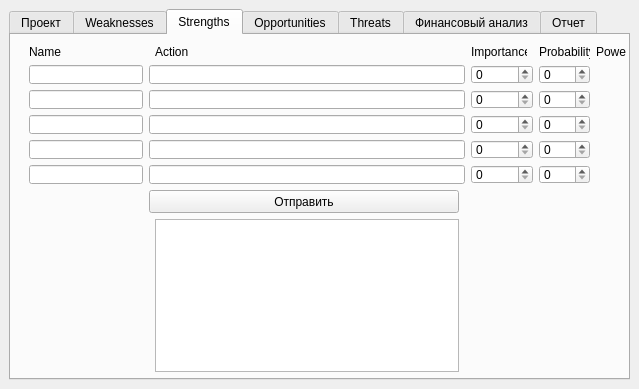
First picture: the form in interface/mainmenu.ui, repository dariaAlium/SWOT, before the edit.
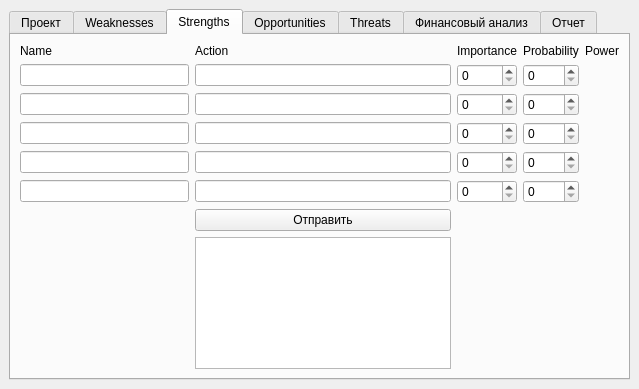
Second picture: the form after the edit. The open tabs and pages were chosen to show the change.

Commit message: Main menu

```diff
--- a/interface/mainmenu.ui
+++ b/interface/mainmenu.ui
@@ -229,372 +229,155 @@
        <attribute name="title">
         <string>Strengths</string>
        </attribute>
-       <widget class="QGraphicsView" name="graphicsView_2">
-        <property name="geometry">
-         <rect>
-          <x>144</x>
-          <y>184</y>
-          <width>304</width>
-          <height>153</height>
-         </rect>
-        </property>
-       </widget>
-       <widget class="QSpinBox" name="spinBox_11">
-        <property name="geometry">
-         <rect>
-          <x>528</x>
-          <y>80</y>
-          <width>51</width>
-          <height>19</height>
-         </rect>
-        </property>
-       </widget>
-       <widget class="QSpinBox" name="spinBox_12">
-        <property name="geometry">
-         <rect>
-          <x>528</x>
-          <y>130</y>
-          <width>51</width>
-          <height>19</height>
-         </rect>
-        </property>
-       </widget>
-       <widget class="QLabel" name="label_27">
-        <property name="geometry">
-         <rect>
-          <x>460</x>
-          <y>10</y>
-          <width>56</width>
-          <height>14</height>
-         </rect>
-        </property>
-        <property name="text">
-         <string>Importance</string>
-        </property>
-       </widget>
-       <widget class="QLineEdit" name="lineEdit_12">
-        <property name="geometry">
-         <rect>
-          <x>138</x>
-          <y>55</y>
-          <width>316</width>
-          <height>19</height>
-         </rect>
-        </property>
-       </widget>
-       <widget class="QLabel" name="label_28">
-        <property name="geometry">
-         <rect>
-          <x>585</x>
-          <y>30</y>
-          <width>30</width>
-          <height>19</height>
-         </rect>
-        </property>
-        <property name="text">
-         <string/>
-        </property>
-       </widget>
-       <widget class="QLineEdit" name="lineEdit_13">
-        <property name="geometry">
-         <rect>
-          <x>18</x>
-          <y>105</y>
-          <width>114</width>
-          <height>19</height>
-         </rect>
-        </property>
-       </widget>
-       <widget class="QSpinBox" name="spinBox_13">
-        <property name="geometry">
-         <rect>
-          <x>460</x>
-          <y>30</y>
-          <width>62</width>
-          <height>19</height>
-         </rect>
-        </property>
-       </widget>
-       <widget class="QSpinBox" name="spinBox_14">
-        <property name="geometry">
-         <rect>
-          <x>528</x>
-          <y>105</y>
-          <width>51</width>
-          <height>19</height>
-         </rect>
-        </property>
-       </widget>
-       <widget class="QLabel" name="label_29">
-        <property name="geometry">
-         <rect>
-          <x>18</x>
-          <y>10</y>
-          <width>54</width>
-          <height>14</height>
-         </rect>
-        </property>
-        <property name="text">
-         <string>Name</string>
-        </property>
-       </widget>
-       <widget class="QPushButton" name="pushButton_2">
-        <property name="geometry">
-         <rect>
-          <x>138</x>
-          <y>155</y>
-          <width>310</width>
-          <height>23</height>
-         </rect>
-        </property>
-        <property name="text">
-         <string>Отправить</string>
-        </property>
-       </widget>
-       <widget class="QSpinBox" name="spinBox_15">
-        <property name="geometry">
-         <rect>
-          <x>528</x>
-          <y>55</y>
-          <width>51</width>
-          <height>19</height>
-         </rect>
-        </property>
-       </widget>
-       <widget class="QLabel" name="label_30">
-        <property name="geometry">
-         <rect>
-          <x>585</x>
-          <y>10</y>
-          <width>30</width>
-          <height>14</height>
-         </rect>
-        </property>
-        <property name="text">
-         <string>Power</string>
-        </property>
-       </widget>
-       <widget class="QLabel" name="label_31">
-        <property name="geometry">
-         <rect>
-          <x>585</x>
-          <y>130</y>
-          <width>30</width>
-          <height>19</height>
-         </rect>
-        </property>
-        <property name="text">
-         <string/>
-        </property>
-       </widget>
-       <widget class="QLabel" name="label_32">
-        <property name="geometry">
-         <rect>
-          <x>144</x>
-          <y>10</y>
-          <width>304</width>
-          <height>14</height>
-         </rect>
-        </property>
-        <property name="text">
-         <string>Action</string>
-        </property>
-       </widget>
-       <widget class="QLabel" name="label_33">
-        <property name="geometry">
-         <rect>
-          <x>585</x>
-          <y>80</y>
-          <width>30</width>
-          <height>19</height>
-         </rect>
-        </property>
-        <property name="text">
-         <string/>
-        </property>
-       </widget>
-       <widget class="QLineEdit" name="lineEdit_14">
-        <property name="geometry">
-         <rect>
-          <x>138</x>
-          <y>105</y>
-          <width>316</width>
-          <height>19</height>
-         </rect>
-        </property>
-       </widget>
-       <widget class="QLineEdit" name="lineEdit_15">
-        <property name="geometry">
-         <rect>
-          <x>18</x>
-          <y>80</y>
-          <width>114</width>
-          <height>19</height>
-         </rect>
-        </property>
-       </widget>
-       <widget class="QLineEdit" name="lineEdit_16">
-        <property name="geometry">
-         <rect>
-          <x>138</x>
-          <y>80</y>
-          <width>316</width>
-          <height>19</height>
-         </rect>
-        </property>
-       </widget>
-       <widget class="QLineEdit" name="lineEdit_17">
-        <property name="geometry">
-         <rect>
-          <x>138</x>
-          <y>30</y>
-          <width>316</width>
-          <height>19</height>
-         </rect>
-        </property>
-       </widget>
-       <widget class="QSpinBox" name="spinBox_16">
-        <property name="geometry">
-         <rect>
-          <x>528</x>
-          <y>30</y>
-          <width>51</width>
-          <height>19</height>
-         </rect>
-        </property>
-       </widget>
-       <widget class="QLineEdit" name="lineEdit_18">
-        <property name="geometry">
-         <rect>
-          <x>18</x>
-          <y>130</y>
-          <width>114</width>
-          <height>19</height>
-         </rect>
-        </property>
-       </widget>
-       <widget class="QSpinBox" name="spinBox_17">
-        <property name="geometry">
-         <rect>
-          <x>460</x>
-          <y>55</y>
-          <width>62</width>
-          <height>19</height>
-         </rect>
-        </property>
-       </widget>
-       <widget class="QLabel" name="label_34">
-        <property name="geometry">
-         <rect>
-          <x>585</x>
-          <y>55</y>
-          <width>30</width>
-          <height>19</height>
-         </rect>
-        </property>
-        <property name="text">
-         <string/>
-        </property>
-       </widget>
-       <widget class="QSpinBox" name="spinBox_18">
-        <property name="geometry">
-         <rect>
-          <x>460</x>
-          <y>80</y>
-          <width>62</width>
-          <height>19</height>
-         </rect>
-        </property>
-       </widget>
-       <widget class="QLineEdit" name="lineEdit_19">
-        <property name="geometry">
-         <rect>
-          <x>18</x>
-          <y>30</y>
-          <width>114</width>
-          <height>19</height>
-         </rect>
-        </property>
-       </widget>
-       <widget class="QSpinBox" name="spinBox_19">
-        <property name="geometry">
-         <rect>
-          <x>460</x>
-          <y>105</y>
-          <width>62</width>
-          <height>19</height>
-         </rect>
-        </property>
-       </widget>
-       <widget class="QLineEdit" name="lineEdit_20">
-        <property name="geometry">
-         <rect>
-          <x>18</x>
-          <y>55</y>
-          <width>114</width>
-          <height>19</height>
-         </rect>
-        </property>
-       </widget>
-       <widget class="QLabel" name="label_35">
-        <property name="geometry">
-         <rect>
-          <x>585</x>
-          <y>105</y>
-          <width>30</width>
-          <height>19</height>
-         </rect>
-        </property>
-        <property name="text">
-         <string/>
-        </property>
-       </widget>
-       <widget class="QLabel" name="label_36">
-        <property name="geometry">
-         <rect>
-          <x>528</x>
-          <y>10</y>
-          <width>51</width>
-          <height>14</height>
-         </rect>
-        </property>
-        <property name="text">
-         <string>Probability</string>
-        </property>
-       </widget>
-       <widget class="QLineEdit" name="lineEdit_21">
-        <property name="geometry">
-         <rect>
-          <x>138</x>
-          <y>130</y>
-          <width>316</width>
-          <height>19</height>
-         </rect>
-        </property>
-       </widget>
-       <widget class="QSpinBox" name="spinBox_20">
-        <property name="geometry">
-         <rect>
-          <x>460</x>
-          <y>130</y>
-          <width>62</width>
-          <height>19</height>
-         </rect>
-        </property>
-       </widget>
-       <widget class="QLabel" name="error_2">
-        <property name="geometry">
-         <rect>
-          <x>10</x>
-          <y>200</y>
-          <width>121</width>
-          <height>121</height>
-         </rect>
-        </property>
-        <property name="text">
-         <string/>
-        </property>
-       </widget>
+       <layout class="QGridLayout" name="gridLayout_6">
+        <item row="0" column="0">
+         <widget class="QLabel" name="label_29">
+          <property name="text">
+           <string>Name</string>
+          </property>
+         </widget>
+        </item>
+        <item row="0" column="1">
+         <widget class="QLabel" name="label_32">
+          <property name="text">
+           <string>Action</string>
+          </property>
+         </widget>
+        </item>
+        <item row="0" column="2">
+         <widget class="QLabel" name="label_27">
+          <property name="text">
+           <string>Importance</string>
+          </property>
+         </widget>
+        </item>
+        <item row="0" column="3">
+         <widget class="QLabel" name="label_36">
+          <property name="text">
+           <string>Probability</string>
+          </property>
+         </widget>
+        </item>
+        <item row="0" column="4">
+         <widget class="QLabel" name="label_30">
+          <property name="text">
+           <string>Power</string>
+          </property>
+         </widget>
+        </item>
+        <item row="1" column="0">
+         <widget class="QLineEdit" name="lineEdit_19"/>
+        </item>
+        <item row="1" column="1">
+         <widget class="QLineEdit" name="lineEdit_17"/>
+        </item>
+        <item row="1" column="2">
+         <widget class="QSpinBox" name="spinBox_13"/>
+        </item>
+        <item row="1" column="3">
+         <widget class="QSpinBox" name="spinBox_16"/>
+        </item>
+        <item row="1" column="4">
+         <widget class="QLabel" name="label_28">
+          <property name="text">
+           <string/>
+          </property>
+         </widget>
+        </item>
+        <item row="2" column="0">
+         <widget class="QLineEdit" name="lineEdit_20"/>
+        </item>
+        <item row="2" column="1">
+         <widget class="QLineEdit" name="lineEdit_12"/>
+        </item>
+        <item row="2" column="2">
+         <widget class="QSpinBox" name="spinBox_17"/>
+        </item>
+        <item row="2" column="3">
+         <widget class="QSpinBox" name="spinBox_15"/>
+        </item>
+        <item row="2" column="4">
+         <widget class="QLabel" name="label_34">
+          <property name="text">
+           <string/>
+          </property>
+         </widget>
+        </item>
+        <item row="3" column="0">
+         <widget class="QLineEdit" name="lineEdit_15"/>
+        </item>
+        <item row="3" column="1">
+         <widget class="QLineEdit" name="lineEdit_16"/>
+        </item>
+        <item row="3" column="2">
+         <widget class="QSpinBox" name="spinBox_18"/>
+        </item>
+        <item row="3" column="3">
+         <widget class="QSpinBox" name="spinBox_11"/>
+        </item>
+        <item row="3" column="4">
+         <widget class="QLabel" name="label_33">
+          <property name="text">
+           <string/>
+          </property>
+         </widget>
+        </item>
+        <item row="4" column="0">
+         <widget class="QLineEdit" name="lineEdit_13"/>
+        </item>
+        <item row="4" column="1">
+         <widget class="QLineEdit" name="lineEdit_14"/>
+        </item>
+        <item row="4" column="2">
+         <widget class="QSpinBox" name="spinBox_19"/>
+        </item>
+        <item row="4" column="3">
+         <widget class="QSpinBox" name="spinBox_14"/>
+        </item>
+        <item row="4" column="4">
+         <widget class="QLabel" name="label_35">
+          <property name="text">
+           <string/>
+          </property>
+         </widget>
+        </item>
+        <item row="5" column="0">
+         <widget class="QLineEdit" name="lineEdit_18"/>
+        </item>
+        <item row="5" column="1">
+         <widget class="QLineEdit" name="lineEdit_21"/>
+        </item>
+        <item row="5" column="2">
+         <widget class="QSpinBox" name="spinBox_20"/>
+        </item>
+        <item row="5" column="3">
+         <widget class="QSpinBox" name="spinBox_12"/>
+        </item>
+        <item row="5" column="4">
+         <widget class="QLabel" name="label_31">
+          <property name="text">
+           <string/>
+          </property>
+         </widget>
+        </item>
+        <item row="6" column="1">
+         <widget class="QPushButton" name="pushButton_2">
+          <property name="text">
+           <string>Отправить</string>
+          </property>
+         </widget>
+        </item>
+        <item row="7" column="0">
+         <widget class="QLabel" name="error_2">
+          <property name="text">
+           <string/>
+          </property>
+         </widget>
+        </item>
+        <item row="7" column="1">
+         <widget class="QGraphicsView" name="graphicsView_2"/>
+        </item>
+       </layout>
       </widget>
       <widget class="QWidget" name="tab_7">
        <attribute name="title">
```
Left out of the diff: 1146 changed lines with no effect on the pictures. The commit also changes 1 other file.
